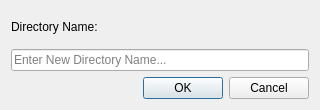
The window that ui/createdirdialog.ui (maxavadallat/maxcommander) describes before a commit, drawn with Qt 5.
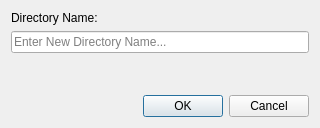
The same window after the commit.

```diff
--- a/ui/createdirdialog.ui
+++ b/ui/createdirdialog.ui
@@ -7,7 +7,7 @@
     <x>0</x>
     <y>0</y>
     <width>320</width>
-    <height>110</height>
+    <height>128</height>
    </rect>
   </property>
   <property name="sizePolicy">
@@ -19,13 +19,13 @@
   <property name="minimumSize">
    <size>
     <width>320</width>
-    <height>110</height>
+    <height>128</height>
    </size>
   </property>
   <property name="maximumSize">
    <size>
     <width>400</width>
-    <height>110</height>
+    <height>128</height>
    </size>
   </property>
   <property name="windowTitle">
@@ -58,13 +58,26 @@
      </property>
     </widget>
    </item>
-   <item row="2" column="0">
+   <item row="3" column="0">
     <widget class="QDialogButtonBox" name="buttonBox">
      <property name="standardButtons">
       <set>QDialogButtonBox::Cancel|QDialogButtonBox::Ok</set>
      </property>
     </widget>
    </item>
+   <item row="2" column="0">
+    <spacer name="verticalSpacer">
+     <property name="orientation">
+      <enum>Qt::Vertical</enum>
+     </property>
+     <property name="sizeHint" stdset="0">
+      <size>
+       <width>20</width>
+       <height>40</height>
+      </size>
+     </property>
+    </spacer>
+   </item>
   </layout>
  </widget>
  <resources/>
```
